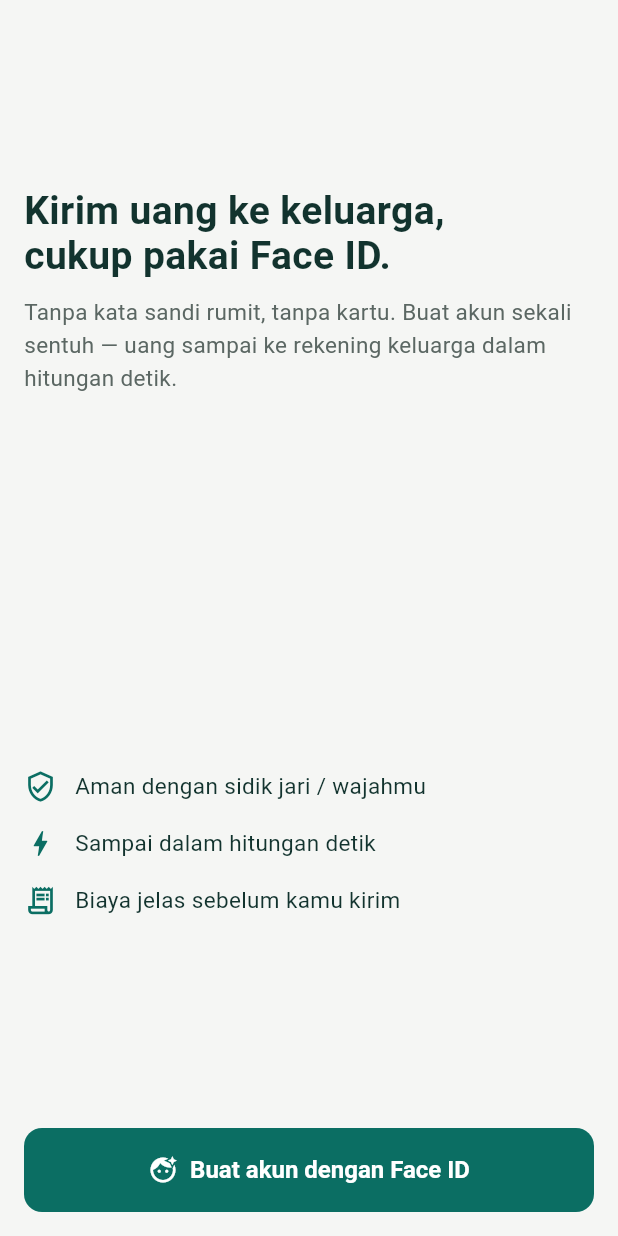
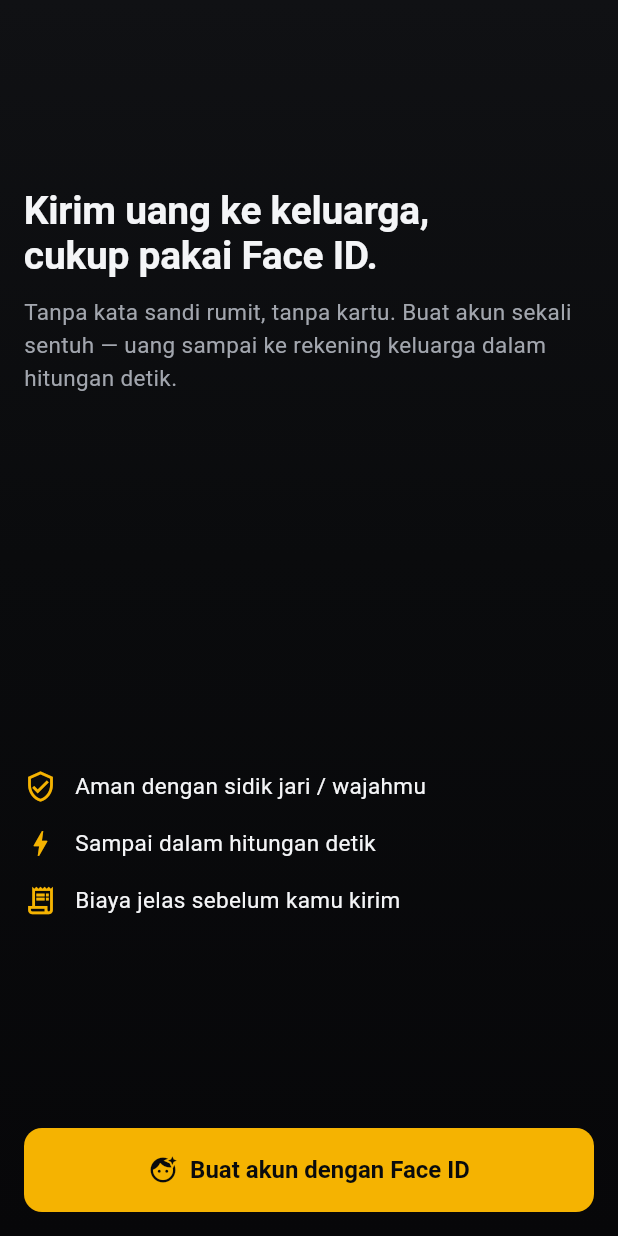
Before and after one commit to Rizelbit/MenantuIdaman-StellarAPACHackathon, a Flutter app: the screen it shows after launch, on a phone screen of 412 x 824 dp. Run offline on Flutter 3.47's test engine with Material 3 defaults, Android fonts, the phone set to English and light mode, and no system bars; our stand-ins replace dio, flutter_riverpod, go_router; missing offline and left inert: passkeys.

Commit message:
style(ui): design system foundation

```diff
--- a/frontend/lib/app/theme.dart
+++ b/frontend/lib/app/theme.dart
@@ -1,52 +1,82 @@
 import 'package:flutter/material.dart';
 
 /// ============================================================================
-/// DESIGN TOKENS — "Invisible Crypto Remittance"
+/// DESIGN TOKENS — Kirimin (dark, minimal, sleek)
 /// ----------------------------------------------------------------------------
-/// Arah desain: tenang, terpercaya, hangat — terasa seperti aplikasi keuangan
-/// modern untuk keluarga, BUKAN aplikasi crypto. Tidak ada neon, tidak ada
-/// dark-mode acid, tidak ada jargon.
+/// Single source of truth: docs/design-system.md. A money app that reads like a
+/// premium finance product, never like a crypto wallet. Dark mode only.
 ///
-/// Signature element = "kartu rincian biaya" (FeeBreakdownCard) + angka nominal
-/// besar dengan preview "keluarga terima". Semua warna aksen dijaga tenang agar
-/// dua elemen itu yang menonjol.
+/// Rules baked in here:
+///  • Depth without flatness: a soft near black GRADIENT background, not a flat
+///    fill (see [appBackgroundGradient], painted by AppScaffold).
+///  • Separate by tone first, border second: surfaces step up in lightness
+///    (surface / surfaceAlt / surface3); a hairline is added only when tone
+///    alone is too subtle (inputs, floating nav).
+///  • One loud color: yellow ([primary]) is the ONLY saturated hue — CTA,
+///    active nav, focus, money moments. Everything else stays neutral.
+///  • Big honest numbers: money uses tabular figures so digits never shift.
 ///
-/// SEMUA screen (termasuk hasil generate agent) HARUS mengambil warna & spacing
-/// dari sini — jangan hardcode hex di screen. Lihat frontend/README.md.
+/// SEMUA screen mengambil warna, teks, dan spacing dari sini. Jangan hardcode
+/// hex di screen. Nama token dijaga stabil supaya screen lama tetap jalan.
 /// ============================================================================
 
 class AppColors {
   AppColors._();
 
-  // Brand / ink — deep pine, bukan biru fintech generik
-  static const ink = Color(0xFF12332E);
-  static const primary = Color(0xFF0B6E63); // teal aksi
-  static const primaryPressed = Color(0xFF095A51);
+  // --- Background ramp (the off dark gradient) ---
+  static const bgTop = Color(0xFF101114); // gradient start (top)
+  static const bgBase = Color(0xFF0A0B0D); // gradient mid / solid fallback
+  static const bgBottom = Color(0xFF070709); // gradient end (bottom)
+  static const background = bgBase;
 
-  // Permukaan
-  static const surface = Color(0xFFFFFFFF);
-  static const background = Color(0xFFF5F6F4); // paper dingin (hindari cream tell)
-  static const surfaceAlt = Color(0xFFEFF2F0);
+  // --- Surfaces (tonal elevation; each step a touch lighter) ---
+  static const surface = Color(0xFF141518); // surface1: cards, sheets, lists
+  static const surfaceAlt = Color(0xFF1C1E22); // surface2: inputs, inner tiles, nav
+  static const surface3 = Color(0xFF26282E); // pressed / selected / menu
 
-  // Aksen "uang diterima" — amber hangat, dipakai HEMAT (momen sukses)
-  static const accent = Color(0xFFC8892E);
-  static const accentSoft = Color(0xFFF6ECD9);
+  // --- Borders (soft, used sparingly) ---
+  static const hairline = Color(0x0FFFFFFF); // 6% white — default soft edge
+  static const hairlineStrong = Color(0x1AFFFFFF); // 10% white — inputs, nav, focus
 
-  // Semantik
-  static const success = Color(0xFF1B7F4B);
-  static const successSoft = Color(0xFFE4F2E9);
-  static const danger = Color(0xFFC0392B);
-  static const dangerSoft = Color(0xFFF9E7E4);
+  // --- Brand yellow (the one accent) ---
+  static const primary = Color(0xFFF5B301);
+  static const primaryHi = Color(0xFFFFC933); // lighter gradient stop / hover
+  static const primaryPressed = Color(0xFFD99A00);
+  static const primarySoft = Color(0x1FF5B301); // 12% — tinted highlight / active pill
+  static const onPrimary = Color(0xFF0A0B0D); // near black text/icon ON yellow
 
-  // Teks
-  static const textPrimary = ink;
-  static const textSecondary = Color(0xFF5B6763);
-  static const textOnPrimary = Color(0xFFFFFFFF);
-  static const textDisabled = Color(0xFF9AA5A0);
+  // Accent = brand yellow (kept for older screens; yellow is the single accent).
+  static const accent = primary;
+  static const accentSoft = primarySoft;
 
-  // Garis / pembatas
-  static const hairline = Color(0xFFE4E7E4);
+  // --- Semantic (always paired with an icon/label, never color alone) ---
+  static const success = Color(0xFF34C759);
+  static const successSoft = Color(0x2434C759); // 14%
+  static const danger = Color(0xFFFF453A);
+  static const dangerSoft = Color(0x24FF453A); // 14%
+
+  // --- Text ---
+  static const textPrimary = Color(0xFFF4F5F7); // ~17:1 on bgBase
+  static const textSecondary = Color(0xFFA2A6AE); // ~7:1 on bgBase
+  static const textTertiary = Color(0xFF6C7079); // large / non essential only
+  static const textOnPrimary = onPrimary; // on yellow: near black, never white
+  static const textDisabled = textTertiary;
+
+  // Near black brand ink (surfaces/scrims). Kept for compatibility.
+  static const ink = Color(0xFF0A0B0D);
 }
+
+/// Scaffold background — a subtle top lit vertical gradient over neutral near
+/// black. Painted once by AppScaffold behind every screen. Depth, never flat.
+const appBackgroundGradient = LinearGradient(
+  begin: Alignment.topCenter,
+  end: Alignment.bottomCenter,
+  colors: [AppColors.bgTop, AppColors.bgBase, AppColors.bgBottom],
+  stops: [0.0, 0.45, 1.0],
+);
+
+/// Scrim behind modals/sheets so foreground stays legible (rgba(0,0,0,0.55)).
+const kSheetScrim = Color(0x8C000000);
 
 class AppSpacing {
   AppSpacing._();
@@ -64,10 +94,10 @@ class AppSpacing {
 
 class AppRadii {
   AppRadii._();
-  static const sm = 8.0;
-  static const md = 12.0;
-  static const lg = 16.0;
-  static const xl = 24.0;
+  static const sm = 8.0; // chips, inputs
+  static const md = 12.0; // buttons
+  static const lg = 16.0; // cards
+  static const xl = 24.0; // sheets, hero card
   static const pill = 999.0;
 
   static BorderRadius get card => BorderRadius.circular(lg);
@@ -76,10 +106,18 @@ class AppRadii {
       const BorderRadius.vertical(top: Radius.circular(xl));
 }
 
+/// Icon size tokens (design system §8). No arbitrary in between sizes.
+class AppIconSize {
+  AppIconSize._();
+  static const sm = 16.0;
+  static const md = 20.0; // default
+  static const lg = 24.0;
+}
+
 /// Skala tipografi. Nama-role, bukan ukuran, supaya screen tetap konsisten.
-/// Font family default dibiarkan null (pakai default platform). Untuk identitas
-/// lebih kuat, tambahkan `google_fonts` (mis. Plus Jakarta Sans — kebetulan
-/// typeface rancangan Indonesia, cocok dengan narasi produk) lalu isi `fontFamily`.
+/// Family default dibiarkan null (pakai default platform). Design system menyebut
+/// Plus Jakarta Sans (fallback Inter) via google_fonts — langkah terpisah karena
+/// menambah dependency + `pub get`. Skala di bawah sudah final.
 class AppText {
   AppText._();
   static const _family = null; // TODO: 'PlusJakartaSans' via google_fonts
@@ -93,11 +131,21 @@ class AppText {
     color: AppColors.textPrimary,
     fontFeatures: [FontFeature.tabularFigures()],
   );
+  static const displayMoneyLg = TextStyle(
+    fontFamily: _family,
+    fontSize: 52,
+    fontWeight: FontWeight.w700,
+    height: 1.0,
+    letterSpacing: -1.0,
+    color: AppColors.textPrimary,
+    fontFeatures: [FontFeature.tabularFigures()],
+  );
   static const h1 = TextStyle(
     fontFamily: _family,
     fontSize: 26,
     fontWeight: FontWeight.w700,
     height: 1.15,
+    letterSpacing: -0.2,
     color: AppColors.textPrimary,
   );
   static const h2 = TextStyle(
@@ -138,30 +186,41 @@ class AppText {
     fontFamily: _family,
     fontSize: 16,
     fontWeight: FontWeight.w700,
-    color: AppColors.textOnPrimary,
+    color: AppColors.textOnPrimary, // near black on yellow
   );
 }
 
-/// ThemeData tunggal — dipakai di MaterialApp.router.
+/// ThemeData tunggal (dark) — dipakai di MaterialApp.router.
 ThemeData buildAppTheme() {
   final scheme = ColorScheme.fromSeed(
     seedColor: AppColors.primary,
+    brightness: Brightness.dark,
+  ).copyWith(
     primary: AppColors.primary,
-    onPrimary: AppColors.textOnPrimary,
+    onPrimary: AppColors.onPrimary,
+    secondary: AppColors.primary,
+    onSecondary: AppColors.onPrimary,
     surface: AppColors.surface,
+    onSurface: AppColors.textPrimary,
     error: AppColors.danger,
-    brightness: Brightness.light,
+    onError: AppColors.onPrimary,
+    outline: AppColors.hairlineStrong,
+    outlineVariant: AppColors.hairline,
   );
 
   return ThemeData(
     useMaterial3: true,
+    brightness: Brightness.dark,
     colorScheme: scheme,
-    scaffoldBackgroundColor: AppColors.background,
+    // Gradient is painted by AppScaffold; bgBase is the solid fallback.
+    scaffoldBackgroundColor: AppColors.bgBase,
+    canvasColor: AppColors.bgBase,
     splashFactory: InkRipple.splashFactory,
     appBarTheme: const AppBarTheme(
-      backgroundColor: AppColors.background,
+      backgroundColor: Colors.transparent, // let the gradient show through
       surfaceTintColor: Colors.transparent,
       elevation: 0,
+      scrolledUnderElevation: 0,
       centerTitle: false,
       titleTextStyle: AppText.h2,
       foregroundColor: AppColors.textPrimary,
@@ -179,12 +238,21 @@ ThemeData buildAppTheme() {
     elevatedButtonTheme: ElevatedButtonThemeData(
       style: ElevatedButton.styleFrom(
         backgroundColor: AppColors.primary,
-        foregroundColor: AppColors.textOnPrimary,
+        foregroundColor: AppColors.onPrimary,
         disabledBackgroundColor: AppColors.surfaceAlt,
-        disabledForegroundColor: AppColors.textDisabled,
+        disabledForegroundColor: AppColors.textTertiary,
         minimumSize: const Size.fromHeight(56),
         elevation: 0,
         textStyle: AppText.button,
+        shape: RoundedRectangleBorder(borderRadius: AppRadii.button),
+      ),
+    ),
+    outlinedButtonTheme: OutlinedButtonThemeData(
+      style: OutlinedButton.styleFrom(
+        foregroundColor: AppColors.textPrimary,
+        minimumSize: const Size.fromHeight(56),
+        side: const BorderSide(color: AppColors.hairlineStrong),
+        textStyle: AppText.title,
         shape: RoundedRectangleBorder(borderRadius: AppRadii.button),
       ),
     ),
@@ -196,21 +264,26 @@ ThemeData buildAppTheme() {
     ),
     inputDecorationTheme: InputDecorationTheme(
       filled: true,
-      fillColor: AppColors.surface,
+      fillColor: AppColors.surfaceAlt,
       contentPadding: const EdgeInsets.symmetric(
           horizontal: AppSpacing.lg, vertical: AppSpacing.lg),
       hintStyle: AppText.bodyMuted,
+      labelStyle: AppText.label,
       border: OutlineInputBorder(
         borderRadius: AppRadii.button,
-        borderSide: const BorderSide(color: AppColors.hairline),
+        borderSide: const BorderSide(color: AppColors.hairlineStrong),
       ),
       enabledBorder: OutlineInputBorder(
         borderRadius: AppRadii.button,
-        borderSide: const BorderSide(color: AppColors.hairline),
+        borderSide: const BorderSide(color: AppColors.hairlineStrong),
       ),
       focusedBorder: OutlineInputBorder(
         borderRadius: AppRadii.button,
         borderSide: const BorderSide(color: AppColors.primary, width: 1.6),
+      ),
+      errorBorder: OutlineInputBorder(
+        borderRadius: AppRadii.button,
+        borderSide: const BorderSide(color: AppColors.danger),
       ),
     ),
     dividerTheme: const DividerThemeData(
@@ -218,6 +291,16 @@ ThemeData buildAppTheme() {
       thickness: 1,
       space: 1,
     ),
+    bottomSheetTheme: const BottomSheetThemeData(
+      backgroundColor: AppColors.surface,
+      surfaceTintColor: Colors.transparent,
+      modalBackgroundColor: AppColors.surface,
+      modalBarrierColor: kSheetScrim,
+      elevation: 0,
+      showDragHandle: true,
+      dragHandleColor: AppColors.hairlineStrong,
+    ),
+    iconTheme: const IconThemeData(color: AppColors.textSecondary),
     textTheme: const TextTheme(
       displaySmall: AppText.displayMoney,
       headlineMedium: AppText.h1,
--- a/frontend/lib/main.dart
+++ b/frontend/lib/main.dart
@@ -1,4 +1,5 @@
 import 'package:flutter/material.dart';
+import 'package:flutter/services.dart';
 import 'package:flutter_riverpod/flutter_riverpod.dart';
 import 'package:intl/date_symbol_data_local.dart';
 
@@ -7,6 +8,11 @@ import 'app/theme.dart';
 
 Future<void> main() async {
   WidgetsFlutterBinding.ensureInitialized();
+  // Dark ground → light status bar icons from the first frame (splash included).
+  SystemChrome.setSystemUIOverlayStyle(SystemUiOverlayStyle.light.copyWith(
+    statusBarColor: Colors.transparent,
+    systemNavigationBarColor: AppColors.bgBottom,
+  ));
   await initializeDateFormatting('id_ID', null); // format tanggal Indonesia
   runApp(const ProviderScope(child: KiriminApp()));
 }
--- a/frontend/lib/services/wallet_api.dart
+++ b/frontend/lib/services/wallet_api.dart
@@ -114,7 +114,7 @@ class WalletApi {
       }
       return Err(AppFailure('Gagal memproses. Coba lagi.', cause: e));
     } catch (e) {
-      return Err(AppFailure.generic);
+      return const Err(AppFailure.generic);
     }
   }
 }
--- a/frontend/lib/widgets/app_scaffold.dart
+++ b/frontend/lib/widgets/app_scaffold.dart
@@ -1,4 +1,5 @@
 import 'package:flutter/material.dart';
+import 'package:flutter/services.dart';
 import '../app/theme.dart';
 import 'buttons.dart';
 
@@ -25,7 +26,18 @@ class AppScaffold extends StatelessWidget {
   @override
   Widget build(BuildContext context) {
     final body = Padding(padding: AppSpacing.screen, child: child);
-    return Scaffold(
+    final bottomBar = bottom;
+    // Depth without flatness: the soft near black gradient is painted once here,
+    // behind every screen. Scaffold sits transparent on top so it shows through.
+    return AnnotatedRegion<SystemUiOverlayStyle>(
+      value: SystemUiOverlayStyle.light.copyWith(
+        statusBarColor: Colors.transparent,
+        systemNavigationBarColor: AppColors.bgBottom,
+      ),
+      child: Container(
+        decoration: const BoxDecoration(gradient: appBackgroundGradient),
+        child: Scaffold(
+          backgroundColor: Colors.transparent,
           appBar: title == null
               ? null
               : AppBar(title: Text(title!), actions: actions, leading: leading),
@@ -37,12 +49,14 @@ class AppScaffold extends StatelessWidget {
                     child: body)
                 : body,
           ),
-      bottomNavigationBar: bottom == null
+          bottomNavigationBar: bottomBar == null
               ? null
               : SafeArea(
                   minimum: const EdgeInsets.fromLTRB(
                       AppSpacing.lg, 0, AppSpacing.lg, AppSpacing.lg),
-              child: bottom!,
+                  child: bottomBar,
+                ),
+        ),
       ),
     );
   }
```
Also changed, not shown: 3 other files. Lines whose indentation alone changed are shown as unchanged.
